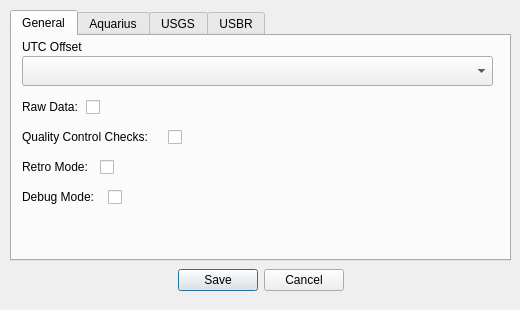
Above: ui/winOptions.ui from S31F3R/DataDoctor before the change. Below: the same form after it.
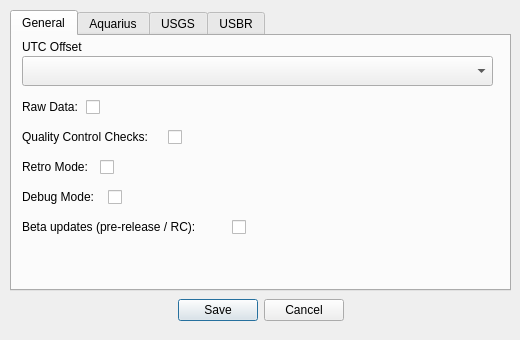
That is the form after the change. Icons and pictures are not drawn.

Commit message: Add GitHub update checks for launcher and AppImage

Diff of the .ui file:
```diff
--- a/ui/winOptions.ui
+++ b/ui/winOptions.ui
@@ -7,7 +7,7 @@
     <x>0</x>
     <y>0</y>
     <width>520</width>
-    <height>310</height>
+    <height>340</height>
    </rect>
   </property>
   <property name="windowTitle">
@@ -21,7 +21,7 @@
    <property name="geometry">
     <rect>
      <x>10</x>
-     <y>260</y>
+     <y>290</y>
      <width>501</width>
      <height>41</height>
     </rect>
@@ -42,7 +42,7 @@
      <x>10</x>
      <y>10</y>
      <width>501</width>
-     <height>251</height>
+     <height>281</height>
     </rect>
    </property>
    <property name="currentIndex">
@@ -179,6 +179,35 @@
       <string>Retro Mode:</string>
      </property>
     </widget>
+    <widget class="QLabel" name="lblBetaUpdates">
+     <property name="geometry">
+      <rect>
+       <x>10</x>
+       <y>180</y>
+       <width>481</width>
+       <height>21</height>
+      </rect>
+     </property>
+     <property name="text">
+      <string>Beta updates (pre-release / RC):</string>
+     </property>
+    </widget>
+    <widget class="QCheckBox" name="chkbBetaUpdates">
+     <property name="geometry">
+      <rect>
+       <x>220</x>
+       <y>180</y>
+       <width>21</width>
+       <height>22</height>
+      </rect>
+     </property>
+     <property name="toolTip">
+      <string>When checked, update checks include GitHub pre-releases (beta / RC). Off = stable only.</string>
+     </property>
+     <property name="text">
+      <string/>
+     </property>
+    </widget>
     <zorder>lblQc</zorder>
     <zorder>lblDebug</zorder>
     <zorder>lblRawData</zorder>
```
Left out of the diff: 2 changed lines with no effect on the pictures. The commit also changes 9 other files.
